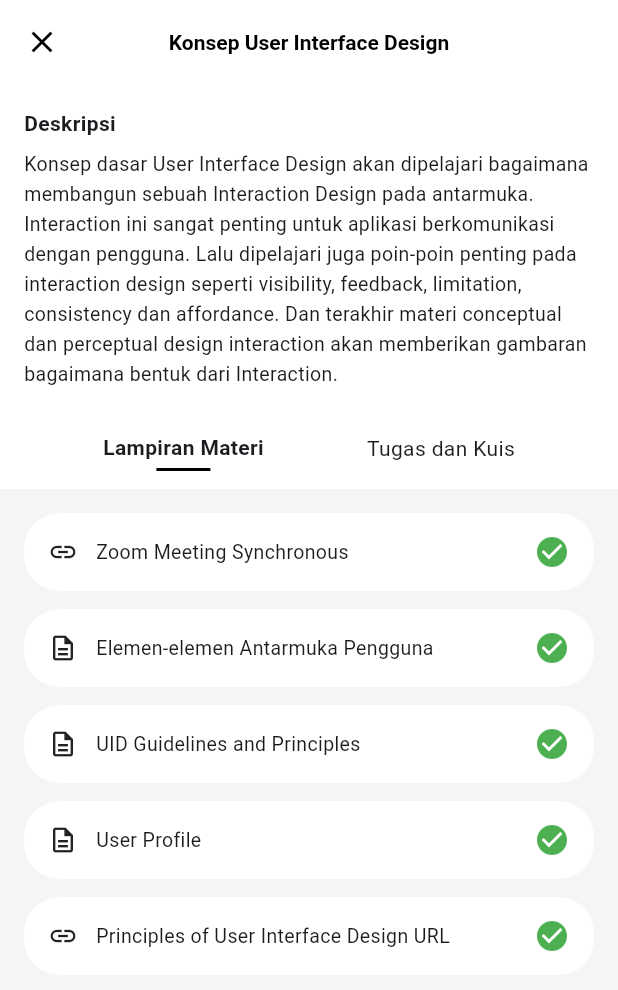
After one commit to anaksantri5928/celoe_lms_app, a Flutter app: the MateriKonsepUIDPage screen opened directly, on a phone screen of 412 x 824 dp. The commit adds this screen. Shown: the top 990 px of the screen. Run offline on Flutter 3.47's test engine with Material 3 defaults, Android fonts, the phone set to English and light mode, and no system bars.

Commit message:
feat(ui): add materi konsep uid page with navigation

```diff
--- a/lib/pages/kelas_dashboard_page.dart
+++ b/lib/pages/kelas_dashboard_page.dart
@@ -1,5 +1,6 @@
 import 'package:flutter/material.dart';
 import 'package:celoe_lms_app/pages/materi_sheet_page.dart';
+import 'package:celoe_lms_app/pages/materi_konsep_uid_page.dart';
 
 class KelasDashboardPage extends StatefulWidget {
   const KelasDashboardPage({super.key});
@@ -107,11 +108,18 @@ class _KelasDashboardPageState extends State<KelasDashboardPage> {
             );
           },
         ),
-        const _MateriCard(
+        _MateriCard(
           pertemuan: 'Pertemuan 2',
           title: '02 - Konsep User Interface Design',
           info: '2 URLs, 1 Kuis, 3 Files, 1 Tugas',
           done: true,
+          onTap: () {
+            Navigator.push(
+              context,
+              MaterialPageRoute(
+                  builder: (_) => const MateriKonsepUIDPage()),
+            );
+          },
         ),
         const _MateriCard(
           pertemuan: 'Pertemuan 3',
--- /dev/null
+++ b/lib/pages/materi_konsep_uid_page.dart
@@ -0,0 +1,210 @@
+import 'package:flutter/material.dart';
+
+class MateriKonsepUIDPage extends StatefulWidget {
+  const MateriKonsepUIDPage({super.key});
+
+  @override
+  State<MateriKonsepUIDPage> createState() => _MateriKonsepUIDPageState();
+}
+
+class _MateriKonsepUIDPageState extends State<MateriKonsepUIDPage> {
+  int _activeTab = 0; // 0 = Lampiran Materi, 1 = Tugas dan Kuis
+
+  @override
+  Widget build(BuildContext context) {
+    return Scaffold(
+      backgroundColor: Colors.grey.shade100,
+
+      /// APP BAR (SHEET STYLE)
+      appBar: AppBar(
+        backgroundColor: Colors.white,
+        elevation: 0,
+        centerTitle: true,
+        title: const Text(
+          'Konsep User Interface Design',
+          style: TextStyle(
+            color: Colors.black,
+            fontSize: 14,
+            fontWeight: FontWeight.bold,
+          ),
+        ),
+        leading: IconButton(
+          icon: const Icon(Icons.close, color: Colors.black),
+          onPressed: () => Navigator.pop(context),
+        ),
+      ),
+
+      body: Column(
+        children: [
+          _descriptionSection(),
+          _tabMenu(),
+          Expanded(child: _tabContent()),
+        ],
+      ),
+    );
+  }
+
+  // ================= DESKRIPSI =================
+  Widget _descriptionSection() {
+    return Container(
+      color: Colors.white,
+      padding: const EdgeInsets.all(16),
+      child: const Column(
+        crossAxisAlignment: CrossAxisAlignment.start,
+        children: [
+          Text('Deskripsi', style: TextStyle(fontWeight: FontWeight.bold)),
+          SizedBox(height: 8),
+          Text(
+            'Konsep dasar User Interface Design akan dipelajari bagaimana '
+            'membangun sebuah Interaction Design pada antarmuka. '
+            'Interaction ini sangat penting untuk aplikasi berkomunikasi '
+            'dengan pengguna. Lalu dipelajari juga poin-poin penting pada '
+            'interaction design seperti visibility, feedback, limitation, '
+            'consistency dan affordance. Dan terakhir materi conceptual dan '
+            'perceptual design interaction akan memberikan gambaran '
+            'bagaimana bentuk dari Interaction.',
+            style: TextStyle(fontSize: 13, height: 1.5),
+          ),
+        ],
+      ),
+    );
+  }
+
+  // ================= TAB MENU =================
+  Widget _tabMenu() {
+    return Container(
+      color: Colors.white,
+      padding: const EdgeInsets.symmetric(vertical: 12),
+      child: Row(
+        mainAxisAlignment: MainAxisAlignment.spaceEvenly,
+        children: [
+          _TabButton(
+            label: 'Lampiran Materi',
+            active: _activeTab == 0,
+            onTap: () => setState(() => _activeTab = 0),
+          ),
+          _TabButton(
+            label: 'Tugas dan Kuis',
+            active: _activeTab == 1,
+            onTap: () => setState(() => _activeTab = 1),
+          ),
+        ],
+      ),
+    );
+  }
+
+  // ================= TAB CONTENT =================
+  Widget _tabContent() {
+    if (_activeTab == 0) {
+      return _lampiranMateriTab();
+    }
+    return const Center(
+      child: Text(
+        'Tugas dan Kuis (Coming Soon)',
+        style: TextStyle(color: Colors.grey),
+      ),
+    );
+  }
+
+  // ================= LAMPIRAN MATERI =================
+  Widget _lampiranMateriTab() {
+    return ListView(
+      padding: const EdgeInsets.all(16),
+      children: const [
+        _LampiranItem(
+          icon: Icons.link,
+          title: 'Zoom Meeting Synchronous',
+          done: true,
+        ),
+        _LampiranItem(
+          icon: Icons.description_outlined,
+          title: 'Elemen-elemen Antarmuka Pengguna',
+          done: true,
+        ),
+        _LampiranItem(
+          icon: Icons.description_outlined,
+          title: 'UID Guidelines and Principles',
+          done: true,
+        ),
+        _LampiranItem(
+          icon: Icons.description_outlined,
+          title: 'User Profile',
+          done: true,
+        ),
+        _LampiranItem(
+          icon: Icons.link,
+          title: 'Principles of User Interface Design URL',
+          done: true,
+        ),
+      ],
+    );
+  }
+}
+
+/// ================= TAB BUTTON =================
+class _TabButton extends StatelessWidget {
+  final String label;
+  final bool active;
+  final VoidCallback onTap;
+
+  const _TabButton({
+    required this.label,
+    required this.active,
+    required this.onTap,
+  });
+
+  @override
+  Widget build(BuildContext context) {
+    return GestureDetector(
+      onTap: onTap,
+      child: Column(
+        children: [
+          Text(
+            label,
+            style: TextStyle(
+              fontWeight: active ? FontWeight.bold : FontWeight.normal,
+            ),
+          ),
+          const SizedBox(height: 4),
+          if (active) Container(width: 36, height: 2, color: Colors.black),
+        ],
+      ),
+    );
+  }
+}
+
+/// ================= LAMPIRAN ITEM =================
+class _LampiranItem extends StatelessWidget {
+  final IconData icon;
+  final String title;
+  final bool done;
+
+  const _LampiranItem({
+    required this.icon,
+    required this.title,
+    required this.done,
+  });
+
+  @override
+  Widget build(BuildContext context) {
+    return Container(
+      margin: const EdgeInsets.only(bottom: 12),
+      padding: const EdgeInsets.symmetric(horizontal: 16, vertical: 14),
+      decoration: BoxDecoration(
+        color: Colors.white,
+        borderRadius: BorderRadius.circular(24),
+      ),
+      child: Row(
+        children: [
+          Icon(icon, size: 20),
+          const SizedBox(width: 12),
+          Expanded(child: Text(title, style: const TextStyle(fontSize: 13))),
+          Icon(
+            done ? Icons.check_circle : Icons.check_circle_outline,
+            color: done ? Colors.green : Colors.grey,
+          ),
+        ],
+      ),
+    );
+  }
+}
```
